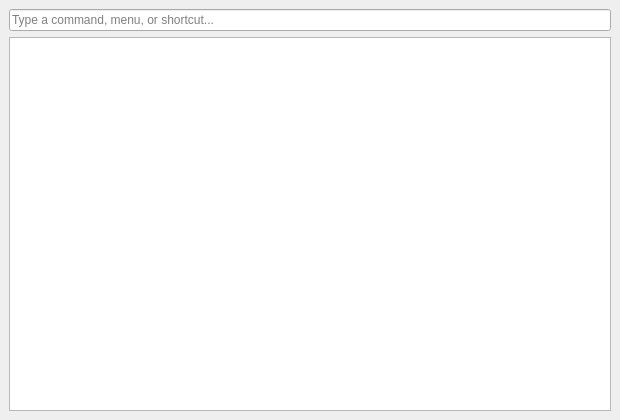
First picture: the form in scribus/ui/actionsearchdialog.ui, repository appajid/scribus, before the edit.
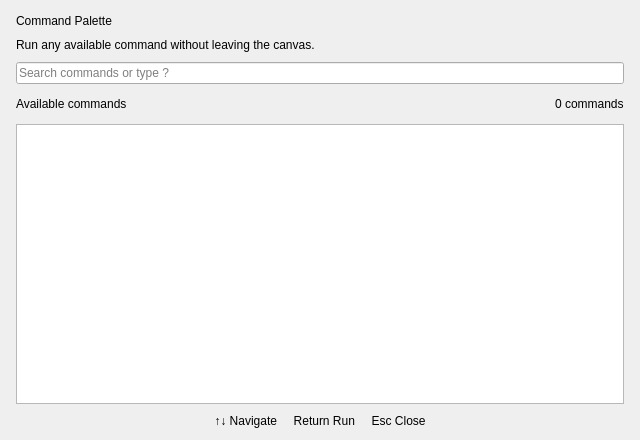
Second picture: the form after the edit.

Commit message: Modernize the command palette

```diff
--- a/scribus/ui/actionsearchdialog.ui
+++ b/scribus/ui/actionsearchdialog.ui
@@ -6,36 +6,118 @@
    <rect>
     <x>0</x>
     <y>0</y>
-    <width>620</width>
-    <height>420</height>
+    <width>640</width>
+    <height>440</height>
    </rect>
   </property>
   <property name="windowTitle">
-   <string>Quick Actions</string>
+   <string>Command Palette</string>
+  </property>
+  <property name="minimumSize">
+   <size>
+    <width>460</width>
+    <height>300</height>
+   </size>
   </property>
   <layout class="QVBoxLayout" name="verticalLayout">
    <property name="leftMargin">
-    <number>9</number>
+    <number>16</number>
    </property>
    <property name="topMargin">
-    <number>9</number>
+    <number>14</number>
    </property>
    <property name="rightMargin">
-    <number>9</number>
+    <number>16</number>
    </property>
    <property name="bottomMargin">
-    <number>9</number>
+    <number>12</number>
    </property>
+   <property name="spacing">
+    <number>10</number>
+   </property>
+   <item>
+    <widget class="QLabel" name="titleLabel">
+     <property name="text">
+      <string>Command Palette</string>
+     </property>
+     <property name="commandPaletteTitle" stdset="0">
+      <bool>true</bool>
+     </property>
+    </widget>
+   </item>
+   <item>
+    <widget class="QLabel" name="descriptionLabel">
+     <property name="text">
+      <string>Run any available command without leaving the canvas.</string>
+     </property>
+     <property name="wordWrap">
+      <bool>true</bool>
+     </property>
+    </widget>
+   </item>
    <item>
     <widget class="QLineEdit" name="filterLineEdit">
      <property name="placeholderText">
-      <string>Type a command, menu, or shortcut...</string>
+      <string>Search commands or type ?</string>
+     </property>
+     <property name="clearButtonEnabled">
+      <bool>true</bool>
      </property>
     </widget>
    </item>
+   <item>
+    <layout class="QHBoxLayout" name="resultsHeaderLayout">
+     <property name="spacing">
+      <number>6</number>
+     </property>
+     <item>
+      <widget class="QLabel" name="resultsLabel">
+       <property name="text">
+        <string>Available commands</string>
+       </property>
+       <property name="commandPaletteSection" stdset="0">
+        <bool>true</bool>
+       </property>
+      </widget>
+     </item>
+     <item>
+      <spacer name="resultsHeaderSpacer">
+       <property name="orientation">
+        <enum>Qt::Horizontal</enum>
+       </property>
+       <property name="sizeHint" stdset="0">
+        <size>
+         <width>40</width>
+         <height>20</height>
+        </size>
+       </property>
+      </spacer>
+     </item>
+     <item>
+      <widget class="QLabel" name="resultCountLabel">
+       <property name="text">
+        <string>0 commands</string>
+       </property>
+      </widget>
+     </item>
+    </layout>
+   </item>
    <item>
     <widget class="QListWidget" name="actionsListWidget"/>
    </item>
+   <item>
+    <widget class="QLabel" name="shortcutHintLabel">
+     <property name="text">
+      <string>↑↓ Navigate     Return Run     Esc Close</string>
+     </property>
+     <property name="alignment">
+      <set>Qt::AlignCenter</set>
+     </property>
+     <property name="commandPaletteHint" stdset="0">
+      <bool>true</bool>
+     </property>
+    </widget>
+   </item>
   </layout>
  </widget>
  <resources/>
```
The commit also changes 3 other files.
